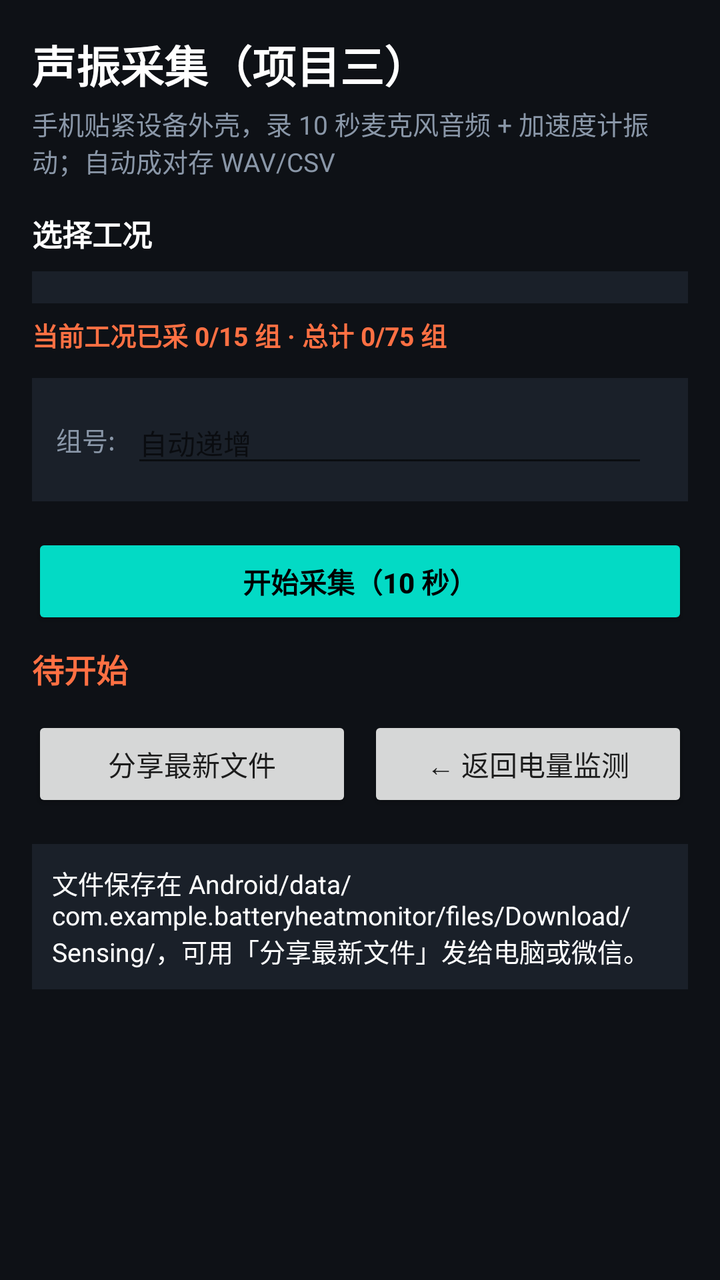
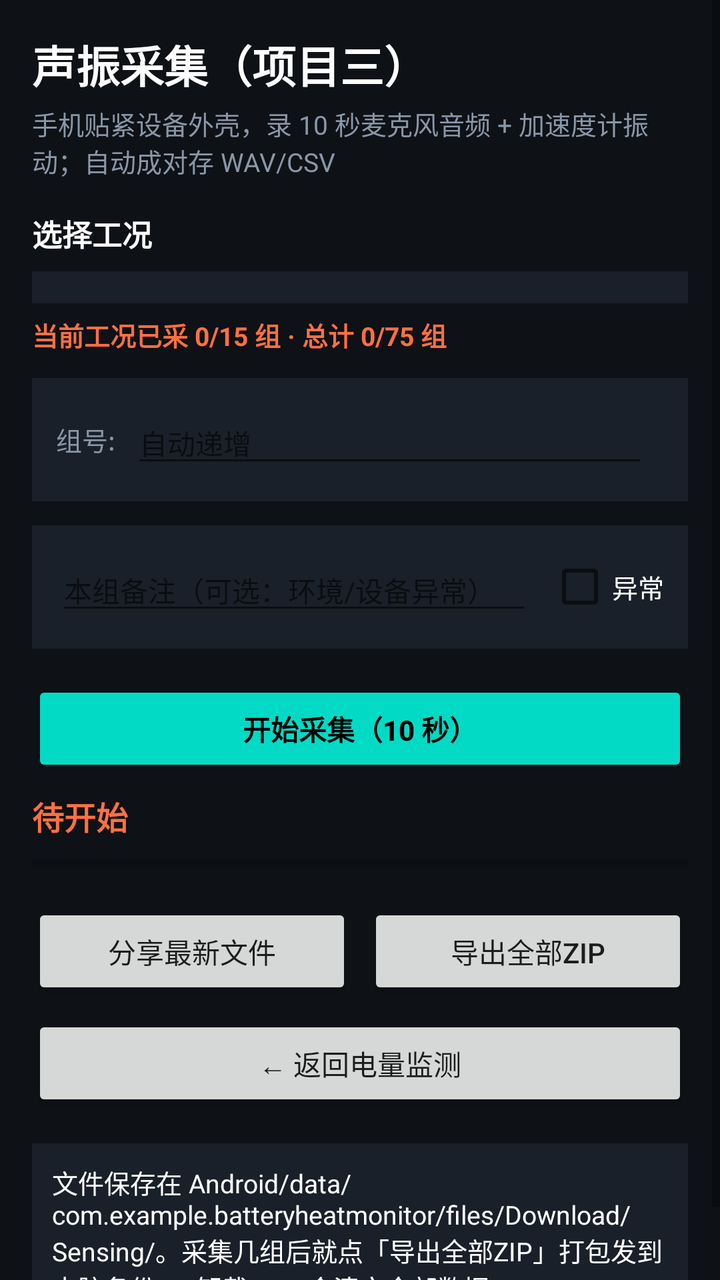

An Android layout rendered at two revisions. The XML below is the earlier revision; the diff shows what the commit changed to produce the second picture.
<!-- AndroidManifest.xml: application theme Theme.BatteryHeatMonitor -->
<!-- res/layout/activity_sensing.xml -->
<?xml version="1.0" encoding="utf-8"?>
<ScrollView xmlns:android="http://schemas.android.com/apk/res/android"
    android:layout_width="match_parent"
    android:layout_height="match_parent"
    android:background="@color/bg">

    <LinearLayout
        android:layout_width="match_parent"
        android:layout_height="wrap_content"
        android:orientation="vertical"
        android:padding="16dp">

        <TextView
            android:layout_width="wrap_content"
            android:layout_height="wrap_content"
            android:text="声振采集（项目三）"
            android:textColor="@color/white"
            android:textSize="22sp"
            android:textStyle="bold" />

        <TextView
            android:layout_width="wrap_content"
            android:layout_height="wrap_content"
            android:layout_marginTop="4dp"
            android:text="手机贴紧设备外壳，录 10 秒麦克风音频 + 加速度计振动；自动成对存 WAV/CSV"
            android:textColor="@color/text_dim"
            android:textSize="13sp" />

        
        <TextView
            android:layout_width="wrap_content"
            android:layout_height="wrap_content"
            android:layout_marginTop="16dp"
            android:text="选择工况"
            android:textColor="@color/white"
            android:textSize="15sp"
            android:textStyle="bold" />

        <Spinner
            android:id="@+id/spinnerCond"
            android:layout_width="match_parent"
            android:layout_height="wrap_content"
            android:layout_marginTop="8dp"
            android:background="@color/panel"
            android:padding="8dp" />

        
        <TextView
            android:id="@+id/tvProgress"
            android:layout_width="wrap_content"
            android:layout_height="wrap_content"
            android:layout_marginTop="6dp"
            android:text="当前工况已采 0/15 组 · 总计 0/75 组"
            android:textColor="@color/line_temp"
            android:textSize="13sp"
            android:textStyle="bold" />

        
        <LinearLayout
            android:layout_width="match_parent"
            android:layout_height="wrap_content"
            android:layout_marginTop="12dp"
            android:background="@color/panel"
            android:gravity="center_vertical"
            android:orientation="horizontal"
            android:padding="12dp">

            <TextView
                android:layout_width="wrap_content"
                android:layout_height="wrap_content"
                android:text="组号:"
                android:textColor="@color/text_dim"
                android:textSize="13sp" />

            <EditText
                android:id="@+id/etGroup"
                android:layout_width="0dp"
                android:layout_height="wrap_content"
                android:layout_weight="1"
                android:layout_marginStart="8dp"
                android:layout_marginEnd="8dp"
                android:hint="自动递增"
                android:inputType="number"
                android:textColor="@color/white"
                android:textSize="14sp" />
        </LinearLayout>

        
        <Button
            android:id="@+id/btnCapture"
            android:layout_width="match_parent"
            android:layout_height="wrap_content"
            android:layout_marginTop="16dp"
            android:backgroundTint="@color/accent"
            android:text="开始采集（10 秒）"
            android:textColor="@color/black"
            android:textStyle="bold" />

        <TextView
            android:id="@+id/tvCountdown"
            android:layout_width="wrap_content"
            android:layout_height="wrap_content"
            android:layout_marginTop="8dp"
            android:text="待开始"
            android:textColor="@color/line_temp"
            android:textSize="16sp"
            android:textStyle="bold" />

        
        <LinearLayout
            android:layout_width="match_parent"
            android:layout_height="wrap_content"
            android:layout_marginTop="12dp"
            android:orientation="horizontal">

            <Button
                android:id="@+id/btnShare"
                android:layout_width="0dp"
                android:layout_height="wrap_content"
                android:layout_weight="1"
                android:layout_marginEnd="4dp"
                android:text="分享最新文件" />

            <Button
                android:id="@+id/btnBack"
                android:layout_width="0dp"
                android:layout_height="wrap_content"
                android:layout_weight="1"
                android:layout_marginStart="4dp"
                android:text="← 返回电量监测" />
        </LinearLayout>

        <TextView
            android:id="@+id/tvResult"
            android:layout_width="match_parent"
            android:layout_height="wrap_content"
            android:layout_marginTop="16dp"
            android:background="@color/panel"
            android:padding="10dp"
            android:text="文件保存在 Android/data/com.example.batteryheatmonitor/files/Download/Sensing/，可用「分享最新文件」发给电脑或微信。"
            android:textColor="@color/white"
            android:textSize="13sp" />

    </LinearLayout>
</ScrollView>
<!-- resources referenced by this layout -->
<resources>
  <color name="accent">#FF03DAC5</color>
  <color name="bg">#FF0E1116</color>
  <color name="black">#FF000000</color>
  <color name="line_temp">#FFFF7043</color>
  <color name="panel">#FF1A2029</color>
  <color name="text_dim">#FF8A97A8</color>
  <color name="white">#FFFFFFFF</color>
  <style name="Theme.BatteryHeatMonitor" parent="Theme.AppCompat.DayNight.NoActionBar">
          <item name="colorPrimary">@color/accent</item>
          <item name="colorPrimaryDark">@color/bg</item>
          <item name="colorAccent">@color/accent</item>
          <item name="android:windowBackground">@color/bg</item>
      </style>
</resources>

<!-- the commit's change to res/layout/activity_sensing.xml (unified diff, before → after) -->
@@ -86,6 +86,36 @@
         </LinearLayout>
 
         
+        <LinearLayout
+            android:layout_width="match_parent"
+            android:layout_height="wrap_content"
+            android:layout_marginTop="12dp"
+            android:background="@color/panel"
+            android:gravity="center_vertical"
+            android:orientation="horizontal"
+            android:padding="12dp">
+
+            <EditText
+                android:id="@+id/etNote"
+                android:layout_width="0dp"
+                android:layout_height="wrap_content"
+                android:layout_weight="1"
+                android:layout_marginEnd="8dp"
+                android:hint="本组备注（可选：环境/设备异常）"
+                android:inputType="text"
+                android:textColor="@color/white"
+                android:textSize="14sp" />
+
+            <CheckBox
+                android:id="@+id/cbAnomaly"
+                android:layout_width="wrap_content"
+                android:layout_height="wrap_content"
+                android:text="异常"
+                android:textColor="@color/white"
+                android:textSize="13sp" />
+        </LinearLayout>
+
+        
         <Button
             android:id="@+id/btnCapture"
             android:layout_width="match_parent"
@@ -107,6 +137,16 @@
             android:textStyle="bold" />
 
         
+        <ProgressBar
+            android:id="@+id/pbLevel"
+            style="?android:attr/progressBarStyleHorizontal"
+            android:layout_width="match_parent"
+            android:layout_height="wrap_content"
+            android:layout_marginTop="4dp"
+            android:max="100"
+            android:progressTint="@color/line_temp" />
+
+        
         <LinearLayout
             android:layout_width="match_parent"
             android:layout_height="wrap_content"
@@ -122,13 +162,20 @@
                 android:text="分享最新文件" />
 
             <Button
-                android:id="@+id/btnBack"
+                android:id="@+id/btnExportZip"
                 android:layout_width="0dp"
                 android:layout_height="wrap_content"
                 android:layout_weight="1"
                 android:layout_marginStart="4dp"
-                android:text="← 返回电量监测" />
+                android:text="导出全部ZIP" />
         </LinearLayout>
+
+        <Button
+            android:id="@+id/btnBack"
+            android:layout_width="match_parent"
+            android:layout_height="wrap_content"
+            android:layout_marginTop="8dp"
+            android:text="← 返回电量监测" />
 
         <TextView
             android:id="@+id/tvResult"
@@ -137,7 +184,7 @@
             android:layout_marginTop="16dp"
             android:background="@color/panel"
             android:padding="10dp"
-            android:text="文件保存在 Android/data/com.example.batteryheatmonitor/files/Download/Sensing/，可用「分享最新文件」发给电脑或微信。"
+            android:text="文件保存在 Android/data/com.example.batteryheatmonitor/files/Download/Sensing/。采集几组后就点「导出全部ZIP」打包发到电脑备份——卸载 App 会清空全部数据。"
             android:textColor="@color/white"
             android:textSize="13sp" />
 
